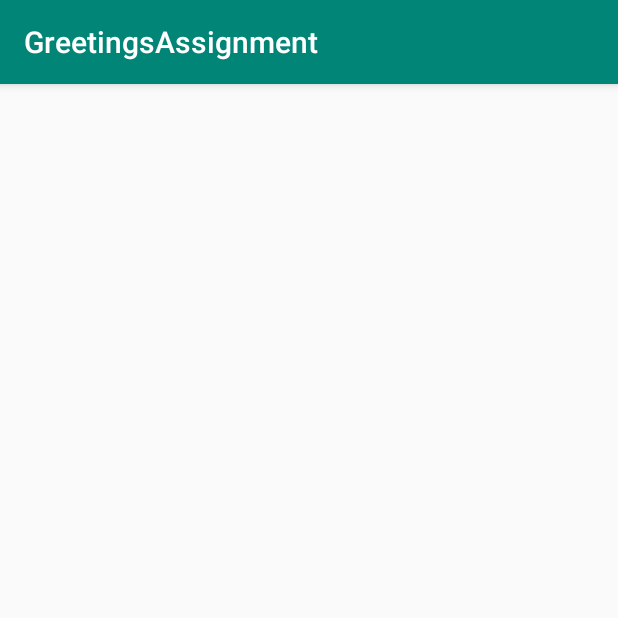
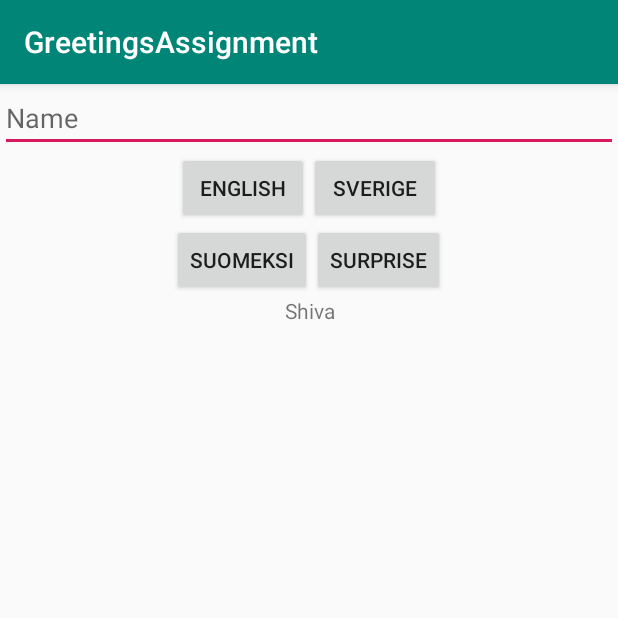
Before and after one commit to t7pash00/Android-Lab-Assignments, an Android app: the screen it shows after launch (MainActivity), on a phone screen of 412 x 824 dp, the top half of it. Run offline under Robolectric (Android 15) with nearby library versions, the phone set to English and light mode, and no system bars.

Commit message:
GreetingsAssignment Eggtimer and MakeAnimalSound project created updated and improved to better version

```diff
--- a/Lab_2_Assignment/GreetingsAssignment/app/src/main/java/project/demo/greetingsassignment/MainActivity.java
+++ b/Lab_2_Assignment/GreetingsAssignment/app/src/main/java/project/demo/greetingsassignment/MainActivity.java
@@ -1,7 +1,17 @@
 package project.demo.greetingsassignment;
 
+import android.support.constraint.ConstraintLayout;
 import android.support.v7.app.AppCompatActivity;
 import android.os.Bundle;
+import android.view.Gravity;
+import android.view.View;
+import android.widget.Button;
+import android.widget.EditText;
+import android.widget.LinearLayout;
+import android.widget.TextView;
+
+import java.lang.invoke.ConstantCallSite;
+import java.util.Collections;
 
 public class MainActivity extends AppCompatActivity {
 
@@ -9,6 +19,100 @@ public class MainActivity extends AppCompatActivity {
     protected void onCreate(Bundle savedInstanceState) {
         super.onCreate(savedInstanceState);
 
-        Li
+        LinearLayout parent = new LinearLayout(this);
+        LinearLayout.LayoutParams parentParam = new LinearLayout.LayoutParams(LinearLayout.LayoutParams.MATCH_PARENT, LinearLayout.LayoutParams.WRAP_CONTENT);
+        setContentView(parent, parentParam);
+        parent.setOrientation(LinearLayout.VERTICAL);
+
+        final EditText edi = new EditText(this);
+        edi.setHint("Name");
+        parent.addView(edi);
+
+        LinearLayout childLayout1 = new LinearLayout(this);
+        childLayout1.setOrientation(LinearLayout.HORIZONTAL);
+        LinearLayout.LayoutParams childParam1 = new LinearLayout.LayoutParams(LinearLayout.LayoutParams.MATCH_PARENT, LinearLayout.LayoutParams.WRAP_CONTENT);
+        childLayout1.setGravity(Gravity.CENTER | Gravity.TOP);
+
+        parent.addView(childLayout1, childParam1 );
+
+
+        final Button english = new Button(this);
+        english.setText("English");
+        childLayout1.addView(english);
+
+        final Button sverige = new Button(this);
+        sverige.setText("Sverige");
+        childLayout1.addView(sverige);
+
+        LinearLayout childLayout2 = new LinearLayout(this);
+        childLayout2.setOrientation(LinearLayout.HORIZONTAL);
+        LinearLayout.LayoutParams childParam2 = new LinearLayout.LayoutParams(LinearLayout.LayoutParams.MATCH_PARENT, LinearLayout.LayoutParams.WRAP_CONTENT);
+        childLayout2.setGravity(Gravity.CENTER | Gravity.TOP);
+        parent.addView(childLayout2, childParam2);
+
+
+
+        final Button suomeksi = new Button(this);
+        suomeksi.setText("Suomeksi");
+        childLayout2.addView(suomeksi);
+
+        final Button surprise = new Button(this);
+        surprise.setText("Surprise");
+        childLayout2.addView(surprise);
+
+        final TextView shiva = new TextView(this);
+        shiva.setText("Shiva");
+        shiva.setGravity(Gravity.CENTER | Gravity.BOTTOM);
+
+        parent.addView(shiva);
+
+        english.setOnClickListener(new View.OnClickListener() {
+
+            @Override
+            public void onClick(View v) {
+                String test = edi.getText().toString();
+
+                shiva.setText( "Hi! "+ test);
+            }
+
+
+        });
+        sverige.setOnClickListener(new View.OnClickListener() {
+
+            @Override
+            public void onClick(View v) {
+                String test = edi.getText().toString();
+
+                shiva.setText( "Hej! "+ test);
+            }
+
+
+        });
+        suomeksi.setOnClickListener(new View.OnClickListener() {
+
+            @Override
+            public void onClick(View v) {
+                String test = edi.getText().toString();
+
+                shiva.setText( "Hei! "+ test);
+            }
+
+
+        });
+        surprise.setOnClickListener(new View.OnClickListener() {
+
+            @Override
+            public void onClick(View v) {
+                String test = edi.getText().toString();
+
+                shiva.setText( "Hola! "+ test);
+            }
+
+
+        });
+
+
+
+
     }
 }
--- a/Lab_3_Assignment/EggTimer/app/src/main/java/project/demo/eggtimer/TimeCountdownActivity.java
+++ b/Lab_3_Assignment/EggTimer/app/src/main/java/project/demo/eggtimer/TimeCountdownActivity.java
@@ -15,10 +15,10 @@ TextView showtime;
 
         showtime = findViewById(R.id.time_count);
 
-        String count_time = getIntent().getStringExtra("count_time");
-        int time = Integer.parseInt(count_time)*1000;
+        int count_time = getIntent().getIntExtra("count_time", 0);
+        count_time = count_time*1000;
 
-        new CountDownTimer(time, 1000){
+        new CountDownTimer(count_time, 1000){
 
             public void onTick(long millisUntilFinished) {
                 showtime.setText("seconds remaining: " + millisUntilFinished / 1000);
```
Also changed, not shown: Lab_3_Assignment/EggTimer/app/src/main/java/project/demo/eggtimer/MainActivity.java (+17 -3 lines), Lab_3_Assignment/MakeAnimalSound/app/src/main/java/project/demo/makeanimalsound/MainActivity.java (+22 -7 lines), Lab_3_Assignment/MakeAnimalSound/app/src/main/res/layout/activity_main.xml (+7 -3 lines).
